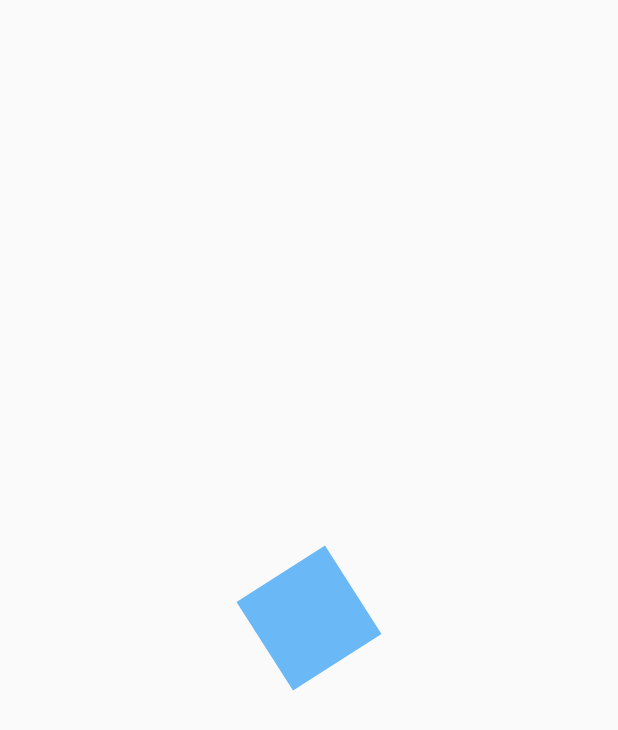
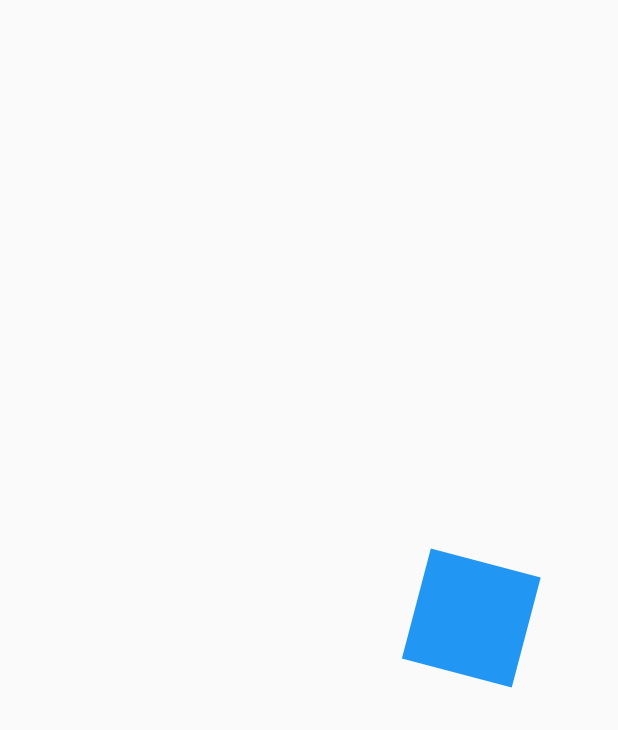
Before and after one commit to Adel-Cabrera/Flutter-UX-UI-Designs, a Flutter app: the screen it shows after launch, on a phone screen of 412 x 824 dp. Shown: the top 730 px of the screen. Run offline on Flutter 3.47's test engine with Material 2 defaults, Android fonts, the phone set to English and light mode, and no system bars.

Commit message:
added opacity, scaling and translate to widget

```diff
--- a/lib/src/pages/animaciones_page.dart
+++ b/lib/src/pages/animaciones_page.dart
@@ -25,6 +25,8 @@ class _CuadradoAnimadoState extends State<CuadradoAnimado>
   AnimationController controller;
   Animation<double> rotacion;
   Animation<double> opacidad;
+  Animation<double> moverDerecha;
+  Animation<double> agrandar;
 
   @override
   void initState() {
@@ -36,16 +38,29 @@ class _CuadradoAnimadoState extends State<CuadradoAnimado>
     //rotacion = Tween(begin: 0.0, end: 2.0 * math.pi).animate(controller);
 
     rotacion = Tween(begin: 0.0, end: 2.0 * math.pi).animate(
-      CurvedAnimation(parent: controller, curve: Curves.easeInOutExpo),
+      CurvedAnimation(parent: controller, curve: Curves.easeOut),
     );
 
-    opacidad = Tween(begin: 0.1, end: 1.0).animate(controller);
+    opacidad = Tween(begin: 0.1, end: 1.0).animate(
+      CurvedAnimation(
+        parent: controller,
+        curve: Interval(0.0, 0.25, curve: Curves.easeOut),
+      ),
+    );
+
+    moverDerecha = Tween(begin: 0.0, end: 200.0).animate(
+      CurvedAnimation(parent: controller, curve: Curves.easeOut),
+    );
+
+    agrandar = Tween(begin: 0.0, end: 2.0).animate(
+      CurvedAnimation(parent: controller, curve: Curves.easeOut),
+    );
 
     controller.addListener(() {
-      print('Status ${controller.status}');
+      // print('Status ${controller.status}');
       if (controller.status == AnimationStatus.completed) {
-        // controller.reverse();
-        controller.reset();
+        controller.reverse();
+        //controller.reset();
       } else if (controller.status == AnimationStatus.dismissed) {
         controller.forward();
       }
@@ -73,11 +88,17 @@ class _CuadradoAnimadoState extends State<CuadradoAnimado>
       child: _Rectangulo(),
       builder: (context, child) {
         // print(rotacion.value);
-        return Transform.rotate(
-          angle: rotacion.value,
-          child: Opacity(
-            opacity: opacidad.value,
-            child: child,
+        return Transform.translate(
+          offset: Offset(moverDerecha.value, 0.0),
+          child: Transform.rotate(
+            angle: rotacion.value,
+            child: Opacity(
+              opacity: opacidad.value,
+              child: Transform.scale(
+                scale: agrandar.value,
+                child: child,
+              ),
+            ),
           ),
         );
       },
```
